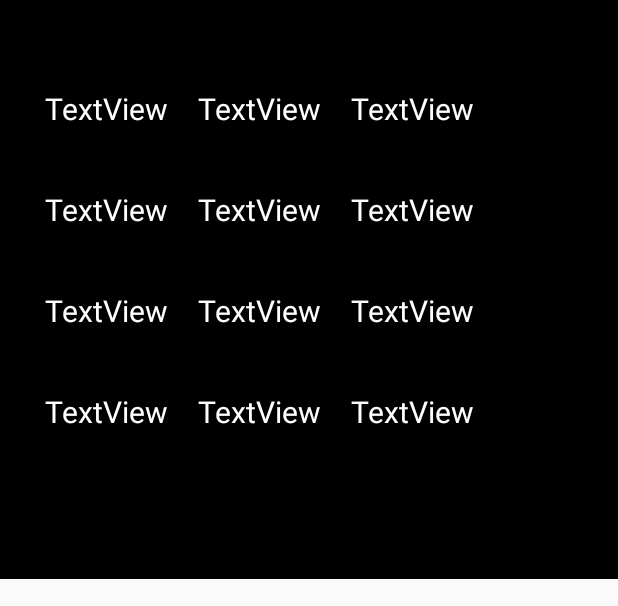
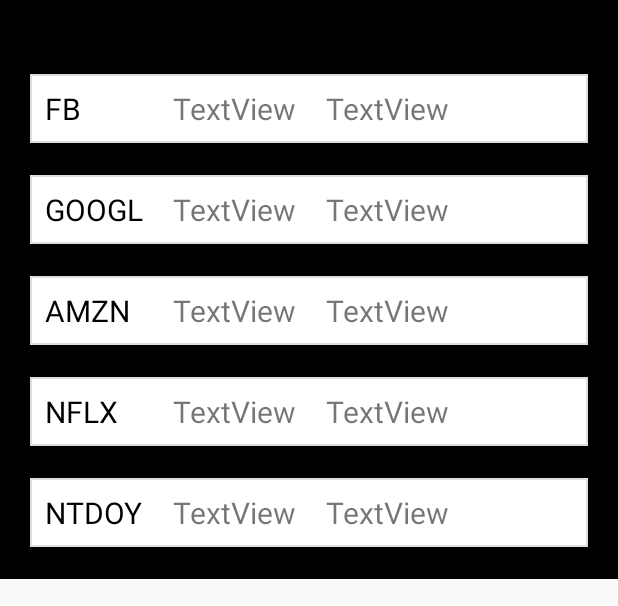
Before and after one commit to kathrynng/nwHacksFintech, an Android app: the MenuActivity screen opened directly, with no data from a screen before it, on a phone screen of 412 x 824 dp, the part 62-668 px from its top. Run offline under Robolectric (Android 15) with nearby library versions, the phone set to English and light mode, and no system bars.

Commit message:
Navigation Drawer update + icons

```diff
--- /dev/null
+++ b/app/src/main/res/drawable/textlines.xml
@@ -0,0 +1,20 @@
+<?xml version="1.0" encoding="utf-8"?>
+<layer-list xmlns:android="http://schemas.android.com/apk/res/android" >
+    <item>
+        <shape
+            android:shape="rectangle">
+            <stroke android:width="1dp" android:color="#FF000000" />
+            <solid android:color="#FFDDDDDD" />
+
+        </shape>
+    </item>
+
+    <item android:top="1dp" android:bottom="1dp">
+        <shape
+            android:shape="rectangle">
+            <stroke android:width="1dp" android:color="#FFDDDDDD" />
+            <solid android:color="#FFF" />
+        </shape>
+    </item>
+
+</layer-list>
--- a/app/src/main/res/layout/drawer_layout.xml
+++ b/app/src/main/res/layout/drawer_layout.xml
@@ -30,21 +30,22 @@
             android:layout_width="match_parent"
             android:layout_height="wrap_content"
             android:layout_marginHorizontal="20dp"
-            android:layout_marginTop="80dp">
+            android:layout_marginTop="80dp"
+            >
 
             <TableRow
                 android:layout_width="match_parent"
                 android:layout_height="match_parent"
-                android:layout_marginVertical="10dp">
+                android:layout_marginVertical="10dp"
+                android:background="@drawable/textlines">
 
                 <TextView
                     android:id="@+id/textViewStock1"
                     android:layout_width="wrap_content"
                     android:layout_height="wrap_content"
                     android:padding="10dp"
-                    android:text="TextView"
-                    android:textColor="@color/colorAccent"
-
+                    android:text="FB"
+                    android:textColor="@color/colorPrimary"
                     android:textSize="20dp" />
 
                 <TextView
@@ -53,7 +54,6 @@
                     android:layout_height="wrap_content"
                     android:padding="10dp"
                     android:text="TextView"
-                    android:textColor="@color/colorAccent"
 
                     android:textSize="20dp" />
 
@@ -63,7 +63,6 @@
                     android:layout_height="wrap_content"
                     android:padding="10dp"
                     android:text="TextView"
-                    android:textColor="@color/colorAccent"
 
                     android:textSize="20dp" />
 
@@ -73,16 +72,17 @@
             <TableRow
                 android:layout_width="match_parent"
                 android:layout_height="match_parent"
-                android:layout_marginVertical="10dp">
+                android:layout_marginVertical="10dp"
+                android:background="@drawable/textlines">
 
                 <TextView
                     android:id="@+id/textViewStock2"
                     android:layout_width="wrap_content"
                     android:layout_height="wrap_content"
                     android:padding="10dp"
-                    android:text="TextView"
-                    android:textColor="@color/colorAccent"
+                    android:text="GOOGL"
 
+                    android:textColor="@color/colorPrimary"
                     android:textSize="20dp" />
 
                 <TextView
@@ -91,7 +91,6 @@
                     android:layout_height="wrap_content"
                     android:padding="10dp"
                     android:text="TextView"
-                    android:textColor="@color/colorAccent"
 
                     android:textSize="20dp" />
 
@@ -101,7 +100,6 @@
                     android:layout_height="wrap_content"
                     android:padding="10dp"
                     android:text="TextView"
-                    android:textColor="@color/colorAccent"
 
                     android:textSize="20dp" />
 
@@ -110,16 +108,18 @@
             <TableRow
                 android:layout_width="match_parent"
                 android:layout_height="match_parent"
-                android:layout_marginVertical="10dp">
+                android:layout_marginVertical="10dp"
+
+                android:background="@drawable/textlines">
 
                 <TextView
                     android:id="@+id/textViewStock3"
                     android:layout_width="wrap_content"
                     android:layout_height="wrap_content"
                     android:padding="10dp"
-                    android:text="TextView"
-                    android:textColor="@color/colorAccent"
+                    android:text="AMZN"
 
+                    android:textColor="@color/colorPrimary"
                     android:textSize="20dp" />
 
                 <TextView
@@ -128,7 +128,6 @@
                     android:layout_height="wrap_content"
                     android:padding="10dp"
                     android:text="TextView"
-                    android:textColor="@color/colorAccent"
 
                     android:textSize="20dp" />
 
@@ -138,7 +137,6 @@
                     android:layout_height="wrap_content"
                     android:padding="10dp"
                     android:text="TextView"
-                    android:textColor="@color/colorAccent"
 
                     android:textSize="20dp" />
 
@@ -148,16 +146,18 @@
             <TableRow
                 android:layout_width="match_parent"
                 android:layout_height="match_parent"
-                android:layout_marginVertical="10dp">
+                android:layout_marginVertical="10dp"
+
+                android:background="@drawable/textlines">
 
                 <TextView
                     android:id="@+id/textViewStock4"
                     android:layout_width="wrap_content"
                     android:layout_height="wrap_content"
                     android:padding="10dp"
-                    android:text="TextView"
-                    android:textColor="@color/colorAccent"
+                    android:text="NFLX"
 
+                    android:textColor="@color/colorPrimary"
                     android:textSize="20dp" />
 
                 <TextView
@@ -166,7 +166,6 @@
                     android:layout_height="wrap_content"
                     android:padding="10dp"
                     android:text="TextView"
-                    android:textColor="@color/colorAccent"
 
                     android:textSize="20dp" />
 
@@ -176,7 +175,44 @@
                     android:layout_height="wrap_content"
                     android:padding="10dp"
                     android:text="TextView"
-                    android:textColor="@color/colorAccent"
+
+                    android:textSize="20dp" />
+
+
+            </TableRow>
+
+            <TableRow
+                android:layout_width="match_parent"
+                android:layout_height="match_parent"
+                android:layout_marginVertical="10dp"
+
+                android:background="@drawable/textlines">
+
+                <TextView
+                    android:id="@+id/textViewStock5"
+                    android:layout_width="wrap_content"
+                    android:layout_height="wrap_content"
+                    android:padding="10dp"
+                    android:text="NTDOY"
+
+                    android:textColor="@color/colorPrimary"
+                    android:textSize="20dp" />
+
+                <TextView
+                    android:id="@+id/textViewStock5Prev"
+                    android:layout_width="wrap_content"
+                    android:layout_height="wrap_content"
+                    android:padding="10dp"
+                    android:text="TextView"
+
+                    android:textSize="20dp" />
+
+                <TextView
+                    android:id="@+id/textViewStock5Aftr"
+                    android:layout_width="wrap_content"
+                    android:layout_height="wrap_content"
+                    android:padding="10dp"
+                    android:text="TextView"
 
                     android:textSize="20dp" />
 
--- a/app/src/main/res/menu/drawer_view.xml
+++ b/app/src/main/res/menu/drawer_view.xml
@@ -2,8 +2,20 @@
 <menu xmlns:android="http://schemas.android.com/apk/res/android" >
     <group android:checkableBehavior="single">
         <item
-            android:id="@+id/nav_camera"
-            android:icon="@drawable/menuicon"
-            android:title="OK" />
+            android:id="@+id/nav_profile"
+            android:icon="@drawable/profileicon"
+            android:title="Profile" />
+        <item
+            android:id="@+id/nav_myStocks"
+            android:icon="@drawable/stocks"
+            android:title="My Stocks" />
+        <item
+            android:id="@+id/nav_previousPredictions"
+            android:icon="@drawable/prevp"
+            android:title="Previous Predictions" />
+        <item
+            android:id="@+id/nav_newPredictions"
+            android:icon="@drawable/newp"
+            android:title="New Predictions" />
     </group>
 </menu>
--- a/app/src/main/res/values/colors.xml
+++ b/app/src/main/res/values/colors.xml
@@ -3,4 +3,6 @@
     <color name="colorPrimary">#000</color>
     <color name="colorPrimaryDark">#000</color>
     <color name="colorAccent">#FFFFFF</color>
+    <color name="colorGoodStock">#4CAF50</color>
+    <color name="colorBadStock">#A30000</color>
 </resources>
```
Also changed, not shown: app/src/main/res/drawable/newp.png (added), app/src/main/res/drawable/prevp.png (added), app/src/main/res/drawable/profileicon.png (added), app/src/main/res/drawable/stocks.png (added).
